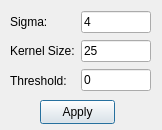
Before: the Qt Designer form HW3/marrhildrethedgedetectiondialog.ui in scott123159/Principles-and-Applications-of-Digital-Image-Processing, drawn with Qt 5.
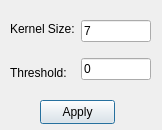
After: the same form once the commit is applied.

The edit to the form file:
```diff
--- a/HW3/marrhildrethedgedetectiondialog.ui
+++ b/HW3/marrhildrethedgedetectiondialog.ui
@@ -26,7 +26,7 @@
     <string>Apply</string>
    </property>
   </widget>
-  <widget class="QWidget" name="">
+  <widget class="QWidget" name="layoutWidget">
    <property name="geometry">
     <rect>
      <x>10</x>
@@ -38,13 +38,6 @@
    <layout class="QHBoxLayout" name="horizontalLayout_2">
     <item>
      <layout class="QVBoxLayout" name="verticalLayout_3">
-      <item>
-       <widget class="QLabel" name="label_3">
-        <property name="text">
-         <string>Sigma:</string>
-        </property>
-       </widget>
-      </item>
       <item>
        <widget class="QLabel" name="label_4">
         <property name="text">
@@ -63,17 +56,10 @@
     </item>
     <item>
      <layout class="QVBoxLayout" name="verticalLayout_4">
-      <item>
-       <widget class="QLineEdit" name="sigmaEditLine">
-        <property name="text">
-         <string>4</string>
-        </property>
-       </widget>
-      </item>
       <item>
        <widget class="QLineEdit" name="kernelSizeEditLine">
         <property name="text">
-         <string>25</string>
+         <string>7</string>
         </property>
        </widget>
       </item>
```
